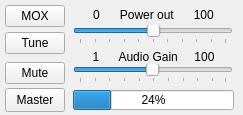
Qt form trunk/src/QtRadio/ctl.ui (alexlee188/ghpsdr3-alex) before a commit.
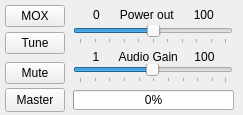
The same form after that commit.

```diff
--- a/trunk/src/QtRadio/ctl.ui
+++ b/trunk/src/QtRadio/ctl.ui
@@ -117,7 +117,7 @@
     </rect>
    </property>
    <property name="value">
-    <number>24</number>
+    <number>0</number>
    </property>
   </widget>
   <widget class="QPushButton" name="btnMaster">
```
